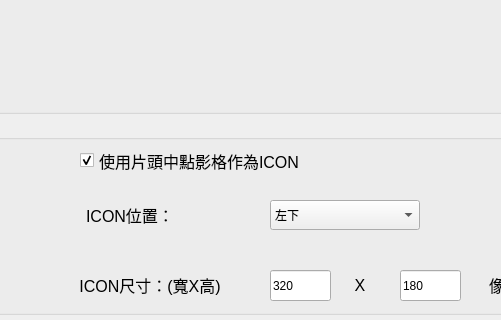
Before: the Qt Designer form main.ui in Rushyuheng/video_auto_editor, drawn with Qt 5; both pictures show x 460 to 961 and y 304 to 624 of the 1124 by 859 pixel window.
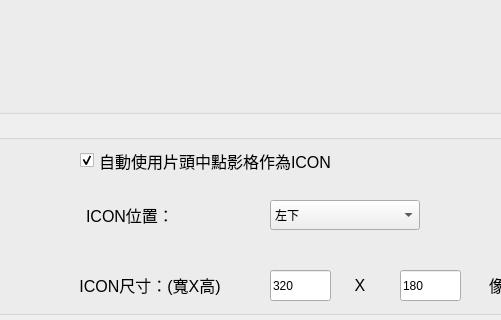
After: the same form once the commit is applied.

Commit message: revise checkbox

Patch:
```diff
--- a/main.ui
+++ b/main.ui
@@ -609,7 +609,7 @@
         </font>
        </property>
        <property name="text">
-        <string>使用片頭中點影格作為ICON</string>
+        <string>自動使用片頭中點影格作為ICON</string>
        </property>
        <property name="checked">
         <bool>true</bool>
```
